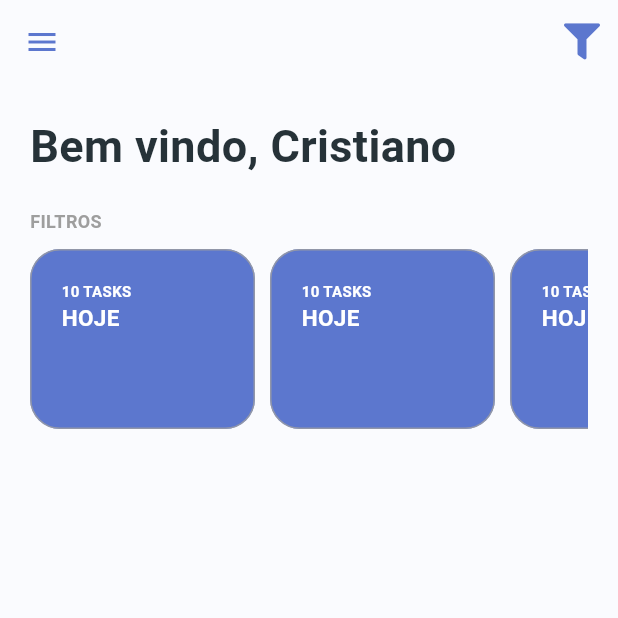
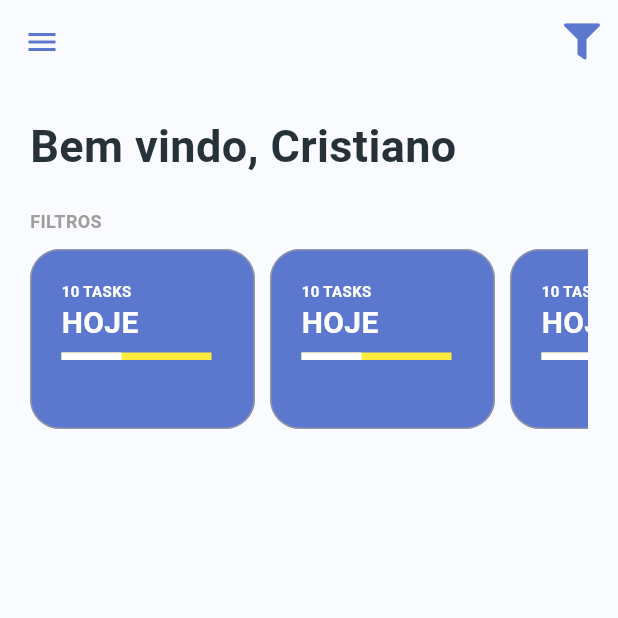
Before and after one commit to CristianoStroher/todo_list_provider, a Flutter app: the screen it shows once a user with an empty profile is signed in, on a phone screen of 412 x 824 dp, the top half of it. Run offline on Flutter 3.47's test engine with Material 3 defaults, Android fonts, the phone set to English and light mode, and no system bars; our stand-ins replace cloud_firestore, firebase_auth, firebase_core, google_fonts, google_sign_in, sign_in_button and 3 more; missing offline and left inert: flutter_overlay_loader, validatorless; accounts and stored records are empty; Roboto replaces fonts that are missing (Mandali).

```diff
--- a/devtools_options.yaml
+++ b/devtools_options.yaml
@@ -1 +1,2 @@
 extensions:
+  - provider: true
--- a/lib/app/modules/home/widgets/todo_card_filter.dart
+++ b/lib/app/modules/home/widgets/todo_card_filter.dart
@@ -41,18 +41,21 @@ class TodoCardFilter extends StatelessWidget {
           const Text( // cria um texto
             'HOJE',
             style: TextStyle(
-              fontSize: 15,
+              fontSize: 20,
               fontWeight: FontWeight.bold,
               color: Colors.white,
             ),
           ),
-          // const Expanded( //cria um widget que se expande
-          //   child:  LinearProgressIndicator( //cria um indicador de progresso linear
-          //     value: 0.4,
-          //     backgroundColor: Colors.white,
-          //     valueColor: AlwaysStoppedAnimation<Color>(Colors.white),
-          // ) )
-
+          const SizedBox(height: 5),
+          const SizedBox(
+            width: 100,
+            height: 5,
+            child: LinearProgressIndicator( //cria um indicador de progresso linear
+              value: .4, //define o valor do indicador de progresso
+              backgroundColor: Colors.yellow, //define a cor de fundo do indicador de progresso
+              valueColor: AlwaysStoppedAnimation<Color>(Colors.white), //define a cor do indicador de progresso
+              ),
+          ),
         ],
       ),
     );
--- a/pubspec.yaml
+++ b/pubspec.yaml
@@ -42,6 +42,7 @@ dependencies:
       ref: patch-1
   fluttericon: ^2.0.0
   google_sign_in: ^6.2.1
+  date_picker_timeline: ^1.2.6
 
   # font_awesome_flutter:
 
```
Also changed, not shown: pubspec.lock.
